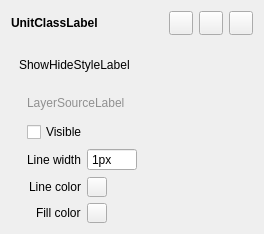
This is src/apps/openfluid-builder/spatial/UnitsClassWidget.ui in OpenFLUID/openfluid as Qt 5 draws it before an edit. The edited form follows.
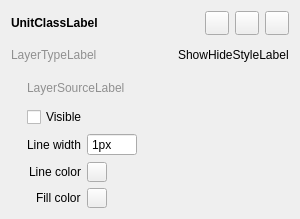
This is the edited form. Custom widgets are drawn as their Qt base class.

Patch:
```diff
--- a/src/apps/openfluid-builder/spatial/UnitsClassWidget.ui
+++ b/src/apps/openfluid-builder/spatial/UnitsClassWidget.ui
@@ -6,8 +6,8 @@
    <rect>
     <x>0</x>
     <y>0</y>
-    <width>264</width>
-    <height>234</height>
+    <width>300</width>
+    <height>219</height>
    </rect>
   </property>
   <property name="sizePolicy">
@@ -99,17 +99,26 @@
     </layout>
    </item>
    <item>
-    <spacer name="verticalSpacer">
+    <layout class="QHBoxLayout" name="horizontalLayout_2">
+     <item>
+      <widget class="QLabel" name="LayerTypeLabel">
+       <property name="styleSheet">
+        <string notr="true">color : #909090;</string>
+       </property>
+       <property name="text">
+        <string notr="true">LayerTypeLabel</string>
+       </property>
+      </widget>
+     </item>
+     <item>
+      <spacer name="horizontalSpacer_2">
      <property name="orientation">
-      <enum>Qt::Vertical</enum>
-     </property>
-     <property name="sizeType">
-      <enum>QSizePolicy::Fixed</enum>
+        <enum>Qt::Horizontal</enum>
      </property>
      <property name="sizeHint" stdset="0">
       <size>
-       <width>20</width>
-       <height>8</height>
+         <width>10</width>
+         <height>10</height>
       </size>
      </property>
     </spacer>
@@ -126,9 +135,11 @@
       <string notr="true">ShowHideStyleLabel</string>
      </property>
      <property name="indent">
-      <number>8</number>
-     </property>
-    </widget>
+        <number>4</number>
+       </property>
+      </widget>
+     </item>
+    </layout>
    </item>
    <item>
     <widget class="QWidget" name="StyleWidget" native="true">
@@ -136,6 +147,9 @@
       <property name="leftMargin">
        <number>16</number>
       </property>
+      <property name="topMargin">
+       <number>6</number>
+      </property>
       <property name="rightMargin">
        <number>0</number>
       </property>
@@ -296,6 +310,11 @@
    <extends>QLabel</extends>
    <header location="global">openfluid/ui/common/ActionLabel.hpp</header>
   </customwidget>
+  <customwidget>
+   <class>openfluid::ui::common::ElidedLabel</class>
+   <extends>QLabel</extends>
+   <header location="global">openfluid/ui/common/ElidedLabel.hpp</header>
+  </customwidget>
  </customwidgets>
  <resources/>
  <connections/>
```
Left out of the diff: 4 changed lines with no effect on the pictures. Lines whose indentation alone changed are shown as unchanged.
